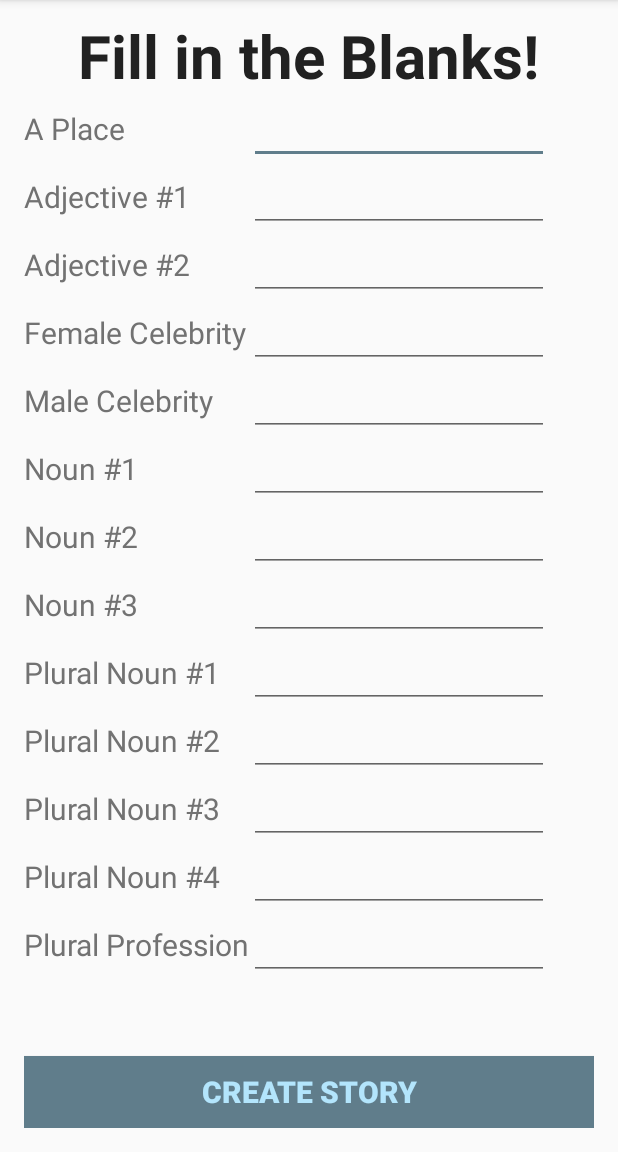
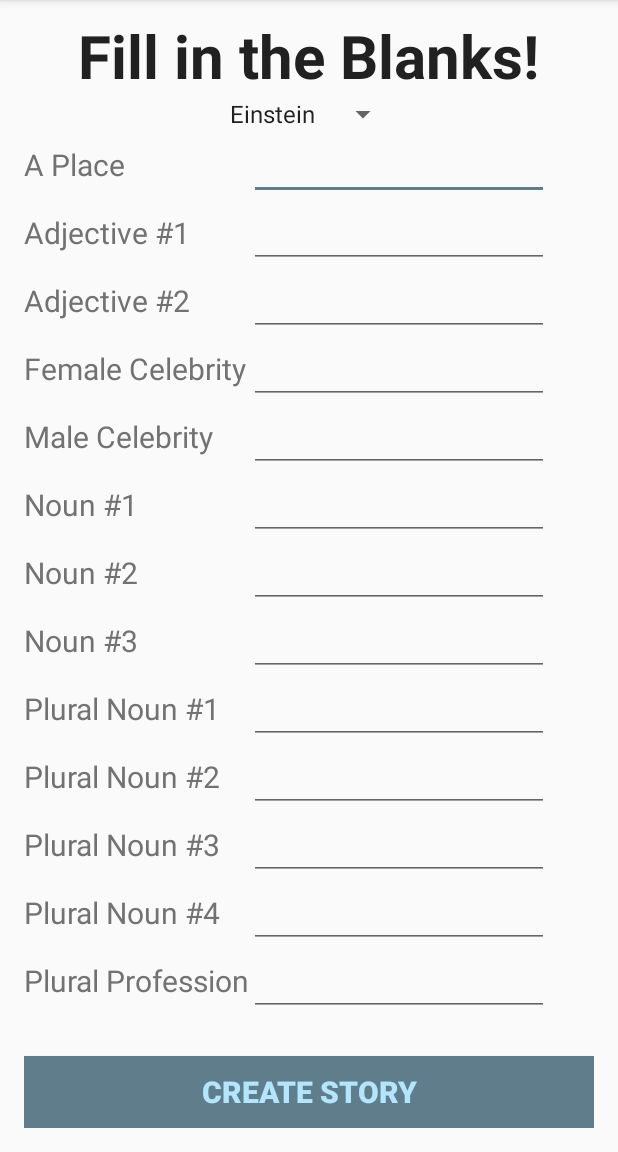
Before and after one commit to arolling/android-mad-libs, an Android app: the screen it shows after launch (MainActivity), on a phone screen of 412 x 824 dp, the part 84-1236 px from its top. Run offline under Robolectric (Android 15) with nearby library versions, the phone set to English and light mode, and no system bars; our stand-ins replace ButterKnife.

Commit message:
add spinner to choose between story topics

```diff
--- a/app/src/main/java/com/epicodus/madlibs/MainActivity.java
+++ b/app/src/main/java/com/epicodus/madlibs/MainActivity.java
@@ -5,8 +5,10 @@ import android.support.v7.app.AppCompatActivity;
 import android.os.Bundle;
 import android.util.Log;
 import android.view.View;
+import android.widget.ArrayAdapter;
 import android.widget.Button;
 import android.widget.EditText;
+import android.widget.Spinner;
 
 import butterknife.Bind;
 import butterknife.ButterKnife;
@@ -27,7 +29,7 @@ public class MainActivity extends AppCompatActivity {
     @Bind(R.id.tfPluralNoun3) EditText mTfPluralNoun3;
     @Bind(R.id.tfPluralNoun4) EditText mTfPluralNoun4;
     @Bind(R.id.tfPluralProf) EditText mTfPluralProf;
-
+    @Bind(R.id.spinner) Spinner mStorySpinner;
 
 
     @Override
@@ -35,6 +37,10 @@ public class MainActivity extends AppCompatActivity {
         super.onCreate(savedInstanceState);
         setContentView(R.layout.activity_main);
         ButterKnife.bind(this);
+
+        ArrayAdapter<CharSequence> adapter = ArrayAdapter.createFromResource(this, R.array.story_array, android.R.layout.simple_spinner_item);
+        adapter.setDropDownViewResource(android.R.layout.simple_spinner_dropdown_item);
+        mStorySpinner.setAdapter(adapter);
 
         mBtnCreateStory.setOnClickListener(new View.OnClickListener() {
             @Override
--- a/app/src/main/res/layout/activity_main.xml
+++ b/app/src/main/res/layout/activity_main.xml
@@ -22,13 +22,19 @@
         android:paddingTop="10dp"
         android:id="@+id/textView" />
 
+    <Spinner
+        android:layout_width="wrap_content"
+        android:layout_height="wrap_content"
+        android:id="@+id/spinner"
+        android:layout_below="@+id/textView"
+        android:layout_centerHorizontal="true" />
+
     <ScrollView
         android:layout_width="match_parent"
         android:layout_height="wrap_content"
         android:id="@+id/scrollView"
-        android:layout_below="@+id/textView"
-        android:layout_above="@+id/btnCreateStory"
-        >
+        android:layout_below="@+id/spinner"
+        android:layout_above="@+id/btnCreateStory">
 
     <TableLayout
         android:layout_width="match_parent"
@@ -337,4 +343,6 @@
         android:layout_alignParentBottom="true" />
 
 
+
+
 </RelativeLayout>
--- a/app/src/main/res/layout/activity_story.xml
+++ b/app/src/main/res/layout/activity_story.xml
@@ -14,8 +14,6 @@
         android:layout_height="wrap_content"
         android:id="@+id/scrollView2"
         android:layout_alignParentTop="true"
-        android:layout_alignLeft="@+id/storyHolder"
-        android:layout_alignStart="@+id/storyHolder"
         android:layout_alignParentRight="true"
         android:layout_alignParentEnd="true">
 
--- a/app/src/main/res/values/strings.xml
+++ b/app/src/main/res/values/strings.xml
@@ -1,3 +1,9 @@
 <resources>
     <string name="app_name">Mad Libs</string>
+    <string-array name="story_array">
+        <item>Einstein</item>
+        <item>Venus</item>
+        <item>Earth</item>
+        <item>Mars</item>
+    </string-array>
 </resources>
```
